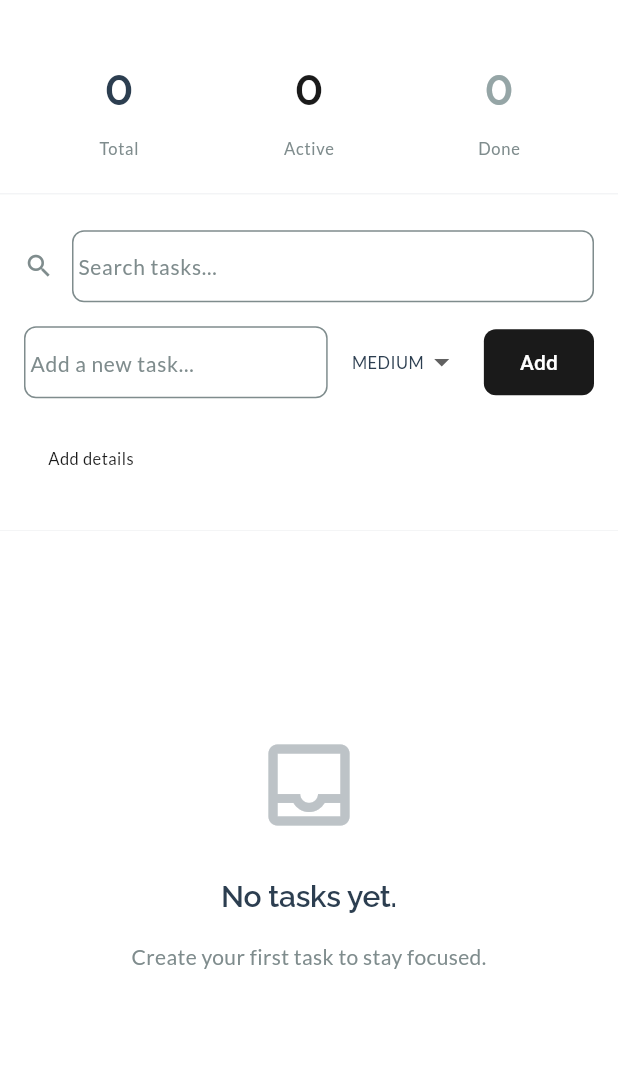
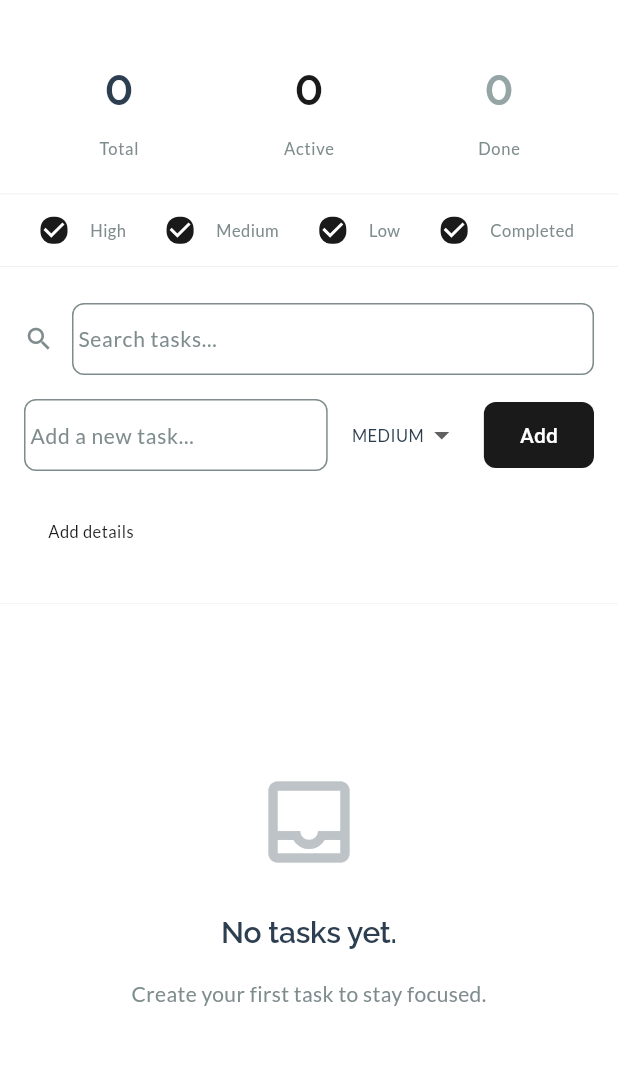
Before and after one commit to azizyuwono/mowtodo, a Flutter app: the screen it shows after launch, on a phone screen of 412 x 824 dp, the part 63-1128 px from its top. Run offline on Flutter 3.47's test engine with Material 3 defaults, Android fonts, the phone set to English and light mode, and no system bars; our stand-ins replace drift, flutter_riverpod, google_fonts; accounts and stored records are empty; generated files the repository leaves out were written again.

Commit message:
refactor(screens): remove animations, add loading spinner, integrate filters

```diff
--- a/lib/screens/home_screen.dart
+++ b/lib/screens/home_screen.dart
@@ -2,24 +2,26 @@ import 'package:flutter/material.dart';
 import 'package:flutter_riverpod/flutter_riverpod.dart';
 import '../models/todo.dart';
 import '../providers/todo_provider.dart';
+import '../providers/filter_provider.dart';
 import '../widgets/todo_tile.dart';
 import '../widgets/add_todo_input.dart';
 import '../widgets/todo_stats.dart';
 import '../widgets/empty_state.dart';
+import '../widgets/priority_filter_bar.dart';
 
 class HomeScreen extends ConsumerWidget {
   const HomeScreen({super.key});
 
   @override
   Widget build(BuildContext context, WidgetRef ref) {
-    final todosAsync = ref.watch(todoNotifierProvider);
+    final filteredTodosAsync = ref.watch(filteredTodosProvider);
 
     return Scaffold(
       appBar: AppBar(title: const Text('MowTodo')),
       body: Column(
         children: [
           // Stats
-          todosAsync.when(
+          filteredTodosAsync.when(
             data: (todos) => TodoStats(
               total: todos.length,
               active: todos.where((t) => !t.isCompleted).length,
@@ -28,6 +30,9 @@ class HomeScreen extends ConsumerWidget {
             loading: () => const SizedBox(height: 80),
             error: (err, st) => const SizedBox(height: 80),
           ),
+
+          // Priority filter bar
+          const PriorityFilterBar(),
 
           // Add input
           AddTodoInput(
@@ -42,7 +47,7 @@ class HomeScreen extends ConsumerWidget {
 
           // Todo list
           Expanded(
-            child: todosAsync.when(
+            child: filteredTodosAsync.when(
               data: (todos) => todos.isEmpty
                   ? const EmptyState()
                   : ListView.builder(
@@ -65,7 +70,19 @@ class HomeScreen extends ConsumerWidget {
                       },
                     ),
               loading: () => const Center(child: CircularProgressIndicator()),
-              error: (err, st) => Center(child: Text('Error: $err')),
+              error: (err, st) => Center(
+                child: Column(
+                  mainAxisAlignment: MainAxisAlignment.center,
+                  children: [
+                    Text('Error: $err'),
+                    const SizedBox(height: 16),
+                    ElevatedButton(
+                      onPressed: () => ref.refresh(todoNotifierProvider),
+                      child: const Text('Retry'),
+                    ),
+                  ],
+                ),
+              ),
             ),
           ),
         ],
```
